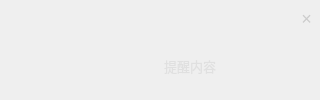
This is src/notificationPopup.ui in SwartzMss/EasyNotify as Qt 5 draws it before an edit. The edited form follows.
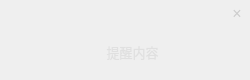
This is the edited form.

What changed in the file:
```diff
--- a/src/notificationPopup.ui
+++ b/src/notificationPopup.ui
@@ -6,17 +6,17 @@
    <rect>
     <x>0</x>
     <y>0</y>
-    <width>320</width>
-    <height>100</height>
+    <width>250</width>
+    <height>80</height>
    </rect>
   </property>
   <property name="minimumSize">
    <size>
-    <width>320</width>
-    <height>100</height>
+    <width>250</width>
+    <height>80</height>
    </size>
   </property>
-  <layout class="QVBoxLayout" name="mainLayout" stretch="2,5">
+  <layout class="QVBoxLayout" name="mainLayout" stretch="1,3">
    <property name="spacing">
     <number>0</number>
    </property>
@@ -42,13 +42,13 @@
        <number>8</number>
       </property>
       <property name="topMargin">
-       <number>8</number>
+       <number>4</number>
       </property>
       <property name="rightMargin">
        <number>8</number>
       </property>
       <property name="bottomMargin">
-       <number>8</number>
+       <number>4</number>
       </property>
       <item>
        <widget class="QLabel" name="titleLabel">
@@ -66,7 +66,7 @@
       <item>
        <widget class="QLabel" name="titleTextLabel">
         <property name="styleSheet">
-         <string>color: #E0E0E0; font-weight: bold; font-size: 14px;</string>
+         <string>color: #E0E0E0; font-weight: bold; font-size: 12px;</string>
         </property>
         <property name="text">
          <string/>
@@ -89,7 +89,7 @@
       <item>
        <widget class="QPushButton" name="closeButton">
         <property name="styleSheet">
-         <string>QPushButton { color: #CCCCCC; background: transparent; border: none; font-size: 18px; } QPushButton:hover { color: #ff6666; }</string>
+         <string>QPushButton { color: #CCCCCC; background: transparent; border: none; font-size: 16px; } QPushButton:hover { color: #ff6666; }</string>
         </property>
         <property name="text">
          <string>×</string>
@@ -107,20 +107,25 @@
    </item>
    <item>
     <widget class="QWidget" name="contentWidget">
-     <layout class="QHBoxLayout" name="contentLayout">
+     <layout class="QVBoxLayout" name="contentLayout">
       <property name="spacing">
-       <number>8</number>
+       <number>4</number>
       </property>
       <property name="leftMargin">
        <number>8</number>
       </property>
       <property name="topMargin">
-       <number>8</number>
+       <number>4</number>
       </property>
       <property name="rightMargin">
        <number>8</number>
       </property>
       <property name="bottomMargin">
+       <number>4</number>
+      </property>
+      <item>
+       <layout class="QHBoxLayout" name="priorityLayout">
+        <property name="spacing">
        <number>8</number>
       </property>
       <item>
@@ -135,16 +140,27 @@
       </item>
       <item>
        <widget class="QLabel" name="messageLabel">
+          <property name="sizePolicy">
+           <sizepolicy hsizetype="Expanding" vsizetype="Expanding">
+            <horstretch>0</horstretch>
+            <verstretch>0</verstretch>
+           </sizepolicy>
+          </property>
         <property name="styleSheet">
          <string>color: #E0E0E0; font-size: 13px;</string>
         </property>
         <property name="text">
          <string>提醒内容</string>
         </property>
+          <property name="alignment">
+           <set>Qt::AlignCenter</set>
+          </property>
         <property name="wordWrap">
          <bool>true</bool>
         </property>
        </widget>
+        </item>
+       </layout>
       </item>
      </layout>
     </widget>
```
Left out of the diff: 12 changed lines with no effect on the pictures. Lines whose indentation alone changed are shown as unchanged.
